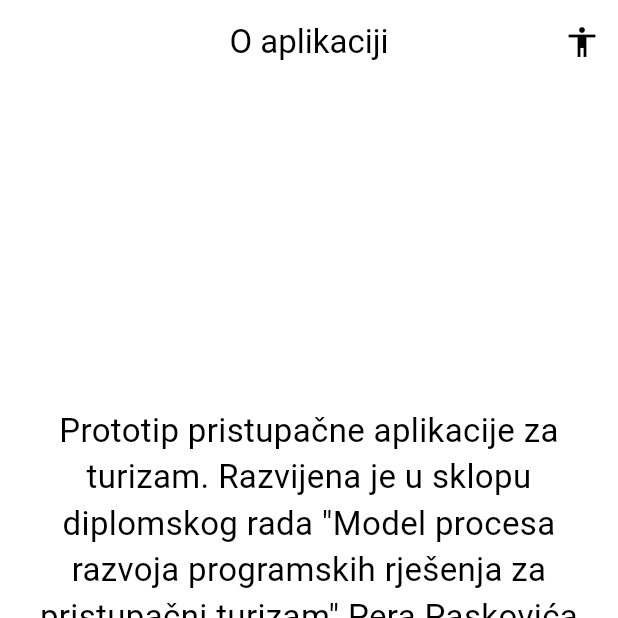
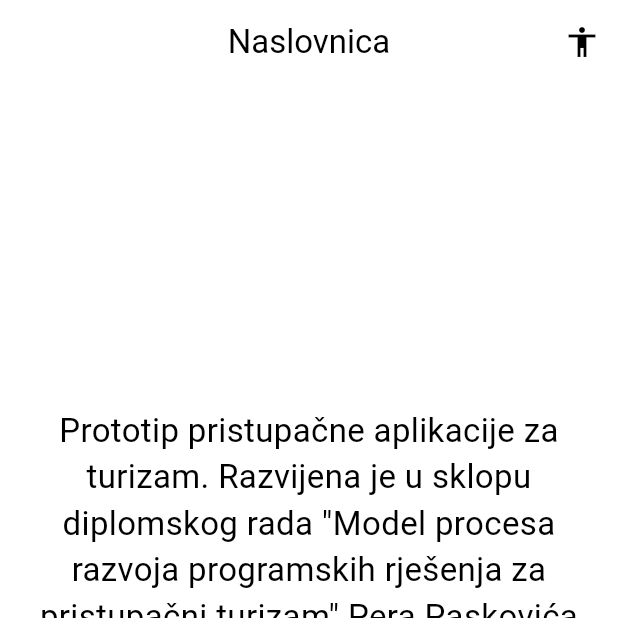
Before and after one commit to rope07/Diplomski-rad, a Flutter app: the screen it shows after launch, on a phone screen of 412 x 824 dp, the top half of it. Run offline on Flutter 3.47's test engine with Material 3 defaults, Android fonts, the phone set to English and light mode, and no system bars; our stand-ins replace audioplayers, flutter_map, latlong2, video_player; Roboto replaces fonts that are missing (Roboto-Regular).

Commit message:
manji fix

```diff
--- a/lib/main.dart
+++ b/lib/main.dart
@@ -92,7 +92,7 @@ class HomePage extends StatelessWidget {
       appBar: AppBar(
         backgroundColor: appState.bodyColor,
         title: Text(
-          'O aplikaciji',
+          'Naslovnica',
           style: TextStyle(color: appState.textColor),
         ),
         centerTitle: true,
```
